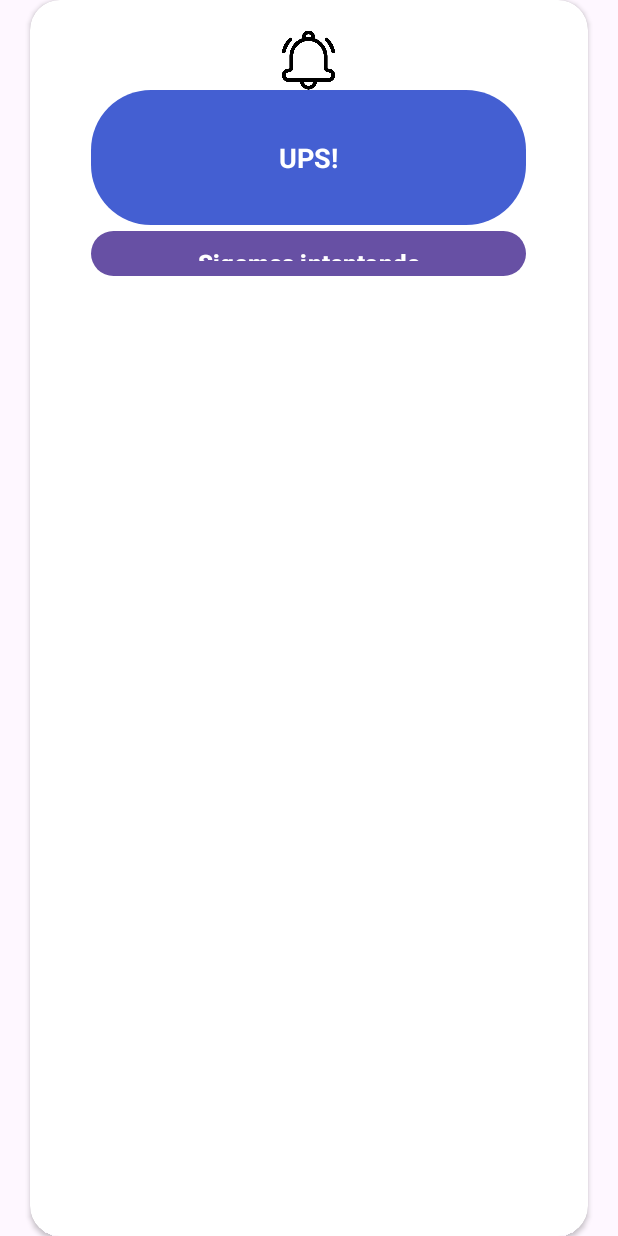
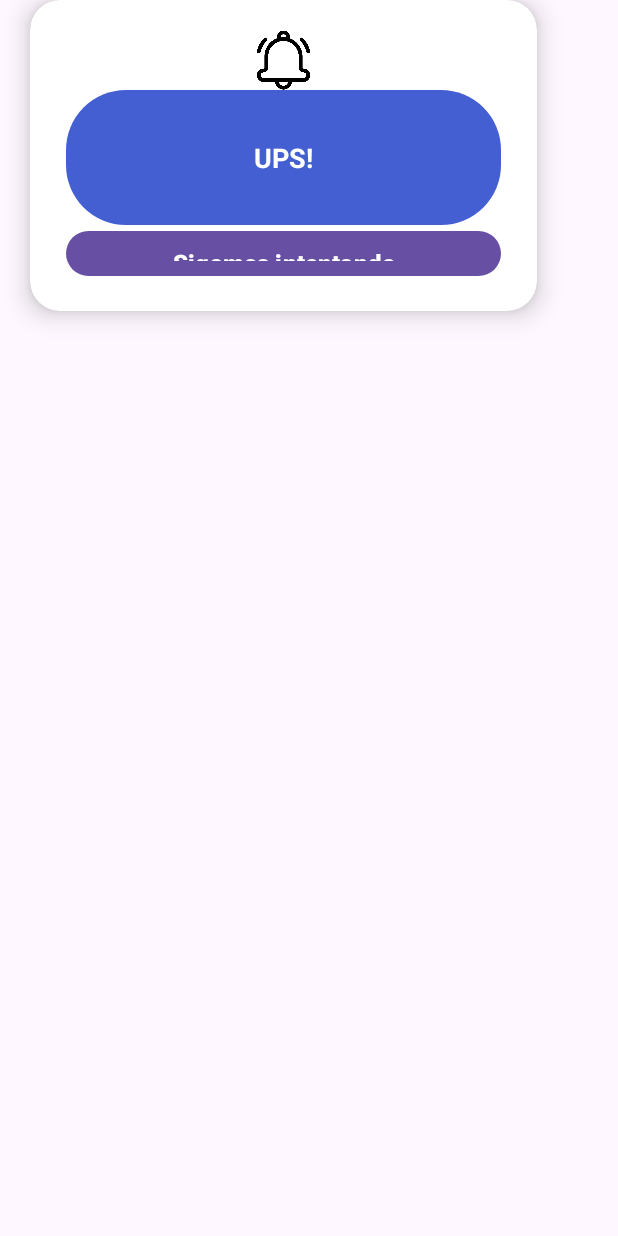
Before and after one commit to jenjenro/R3D, an Android app built with Jetpack Compose: the layout dailog_ups.xml on its own in the app's theme, with its tools: preview values and no code run, on a phone screen of 412 x 824 dp. Run offline under Robolectric (Android 15) with nearby library versions, the light colour scheme and no system bars; Roboto replaces fonts that are not available here.

Commit message:
intentos de alert dialog 2 y pruebas en bd desde mi pc

```diff
--- /dev/null
+++ b/app/src/main/res/drawable/custum_alert_dialog.xml
@@ -0,0 +1,5 @@
+<?xml version="1.0" encoding="utf-8"?>
+<shape android:shape="rectangle" xmlns:android="http://schemas.android.com/apk/res/android">
+    <corners android:radius="20dp"/>
+    <solid android:color="@color/white"/>
+</shape>
--- a/app/src/main/res/layout/dailog_ups.xml
+++ b/app/src/main/res/layout/dailog_ups.xml
@@ -3,10 +3,11 @@
     xmlns:android="http://schemas.android.com/apk/res/android"
     xmlns:app="http://schemas.android.com/apk/res-auto"
     xmlns:tools="http://schemas.android.com/tools"
-    android:layout_width="match_parent"
-    android:layout_height="match_parent"
+    android:layout_width="wrap_content"
+    android:layout_height="wrap_content"
     app:cardBackgroundColor="@color/white"
     app:cardCornerRadius="20dp"
+    app:cardElevation="10dp"
     android:layout_marginHorizontal="20dp">
 
     <LinearLayout
@@ -26,21 +27,21 @@
         <TextView
             android:layout_width="290dp"
             android:layout_height="90dp"
+            android:background="@drawable/botton_background_light_blue"
             android:gravity="center"
             android:text="UPS!"
-            android:background="@drawable/botton_background_light_blue"
             android:textColor="@color/white"
             android:textSize="18sp"
             android:textStyle="bold" />
 
         <Button
-            android:id="@+id/sMessage"
+            android:id="@+id/btnkeepTrying"
             android:layout_width="290dp"
             android:layout_height="30dp"
             android:layout_margin="4dp"
+            android:background="@drawable/botton_background_light_blue"
             android:gravity="center"
             android:text="Sigamos intentando"
-            android:background="@drawable/botton_background_light_blue"
             android:textColor="@color/white"
             android:textSize="16sp"
             android:textStyle="bold" />
```
Also changed, not shown: app/src/main/java/com/test/r3d/Nivel1Activity.kt (+46 -9 lines).
